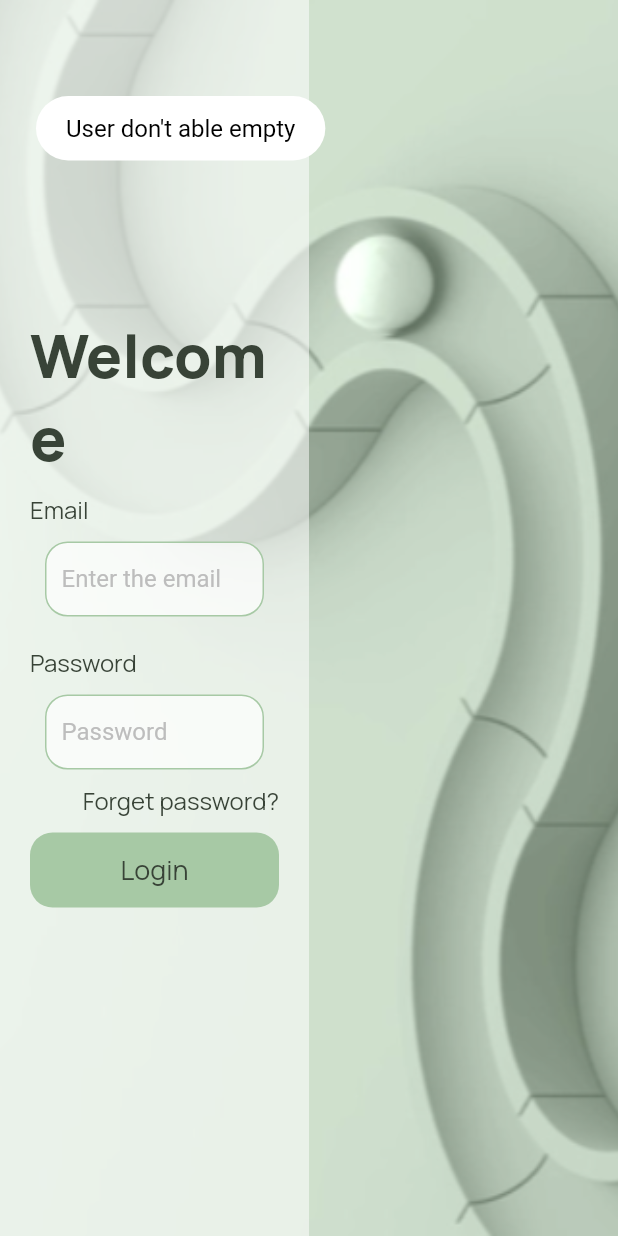
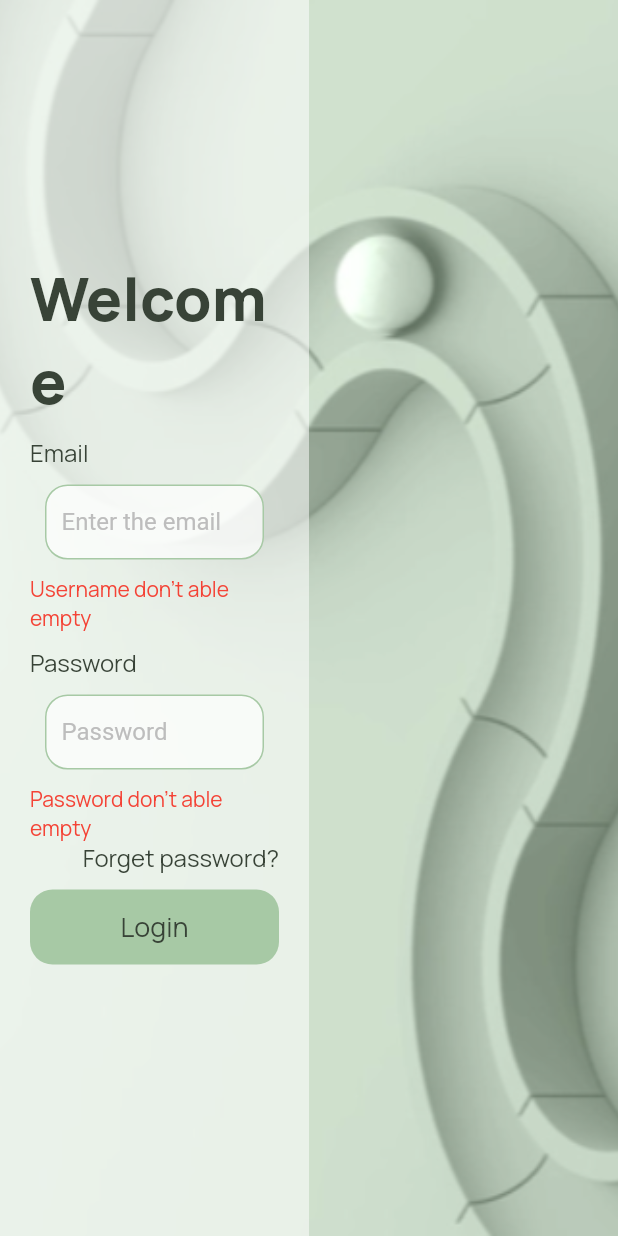
Before and after one commit to thuhien137200/adminIPA, a Flutter app: the screen it shows after launch, after a tap on "Login", on a phone screen of 412 x 824 dp. Run offline on Flutter 3.47's test engine with Material 2 defaults, Android fonts, the light colour scheme and no system bars; our stand-ins replace cloud_firestore, file_picker, firebase_auth, firebase_core, firebase_storage, fl_chart and 4 more; missing offline and left inert: dart:html; accounts and stored records are empty; statements that could not run were skipped.

Commit message:
show error text login

```diff
--- a/lib/screens/login/component/login_component.dart
+++ b/lib/screens/login/component/login_component.dart
@@ -258,9 +258,16 @@ class _LoginState extends State<Login> {
     );
   }
 
+  static String textErrorEmail = "";
+  static String textErrorPassword = "";
+  static String textEmail = "";
+  static String textPassword = "";
+
   Widget login() {
     TextEditingController emailController = TextEditingController();
     TextEditingController passwordController = TextEditingController();
+    emailController.text = textEmail;
+    passwordController.text = textPassword;
     return Column(
       mainAxisSize: MainAxisSize.min,
       crossAxisAlignment: CrossAxisAlignment.start,
@@ -272,12 +279,14 @@ class _LoginState extends State<Login> {
         ),
         Text("Email", style: Style().textStyle()),
         Style().customBoxInput(emailController, "Enter the email"),
+        Text(textErrorEmail, style: Style().errorTextStyle()),
         SizedBox(
           width: 1,
           height: 10,
         ),
         Text("Password", style: Style().textStyle()),
         Style().customBoxInputPassword(passwordController, "Password"),
+        Text(textErrorPassword, style: Style().errorTextStyle()),
         Container(
           width: 300,
           child: GestureDetector(
@@ -299,8 +308,46 @@ class _LoginState extends State<Login> {
           child: Align(
             child: GestureDetector(
               onTap: () {
-                LoginController().methodLogin(
+                String errorEmail = "";
+                String errorPassword = "";
+                textEmail = emailController.text.trim();
+                textPassword = passwordController.text.trim();
+                if (emailController.text.trim() == "" ||
+                    passwordController.text.trim() == "") {
+                  if (emailController.text.trim() == "")
+                    errorEmail = "Username don't able empty";
+                  if (passwordController.text.trim() == "")
+                    errorPassword = "Password don't able empty";
+
+                  setState(() {
+                    textErrorEmail = errorEmail;
+                    textErrorPassword = errorPassword;
+                  });
+                  return;
+                }
+                int re = LoginController().methodLogin(
                     context, emailController.text, passwordController.text);
+                if (re == 1) {
+                  errorEmail = "User does not exist";
+                  setState(() {
+                    textErrorEmail = errorEmail;
+                    textErrorPassword = errorPassword;
+                  });
+                }
+                if (re == 2) {
+                  errorPassword =
+                      "User name does not exist or password is wrong";
+                  setState(() {
+                    textErrorEmail = errorEmail;
+                    textErrorPassword = errorPassword;
+                  });
+                }
+                if (re == 0) {
+                  String errorEmail = "";
+                  String errorPassword = "";
+                  textEmail = "";
+                  textPassword = "";
+                }
               },
               child: Container(
                 height: 50,
--- a/lib/screens/login/component/style.dart
+++ b/lib/screens/login/component/style.dart
@@ -84,6 +84,15 @@ class Style {
     );
   }
 
+  TextStyle errorTextStyle() {
+    return TextStyle(
+      fontSize: 14,
+      color: Colors.red,
+      fontFamily: "Manrope",
+      decoration: TextDecoration.none,
+    );
+  }
+
   BoxDecoration boxDecoration() => BoxDecoration(
       color: Colors.white70,
       borderRadius: BorderRadius.circular(15),
--- a/lib/screens/login/controller/login_controller.dart
+++ b/lib/screens/login/controller/login_controller.dart
@@ -10,17 +10,9 @@ class LoginController {
   static String? idUser;
   static Account? currentUser;
 
-  void methodLogin(BuildContext context, String username, String password) {
+  int methodLogin(BuildContext context, String username, String password) {
     username = username.trim();
     password = password.trim();
-    if (username == "") {
-      Style().messages("User don't able empty");
-      return;
-    }
-    if (password == "") {
-      Style().messages("Password don't able empty");
-      return;
-    }
     debugPrint(data.length.toString());
     for (int i = 0; i < data.length; i++) {
       if (data[i].email == username) {
@@ -31,13 +23,14 @@ class LoginController {
           Navigator.pop(context);
           Navigator.of(context)
               .push(MaterialPageRoute(builder: (context) => MyHomePage()));
-          return;
+          return 0;
         } else {
-          Style().messages("User name does not exist or password is wrong");
-          return;
+          // Style().messages("User name does not exist or password is wrong");
+          return 2;
         }
       }
     }
-    Style().messages("User does not exist");
+    return 1;
+    // Style().messages("User does not exist");
   }
 }
--- a/lib/screens/settings/component/logout_settings.dart
+++ b/lib/screens/settings/component/logout_settings.dart
@@ -3,6 +3,7 @@ import 'package:admin_ipa/screens/login/component/login_component.dart';
 import 'package:admin_ipa/screens/login/controller/login_controller.dart';
 import 'package:flutter/material.dart';
 
+import '../../../model/data_side_bar.dart';
 import '../style/style.dart';
 
 class LogoutSettings extends StatelessWidget {
@@ -25,6 +26,7 @@ class LogoutSettings extends StatelessWidget {
           child: GestureDetector(
             onTap: () {
               LoginController.idUser = null;
+              DatabaseSideBar.selectionIndex = 0;
               Navigator.pop(context);
               Navigator.push(
                 context,
```
Also changed, not shown: lib/model/data_article.dart (+2 -7 lines).
